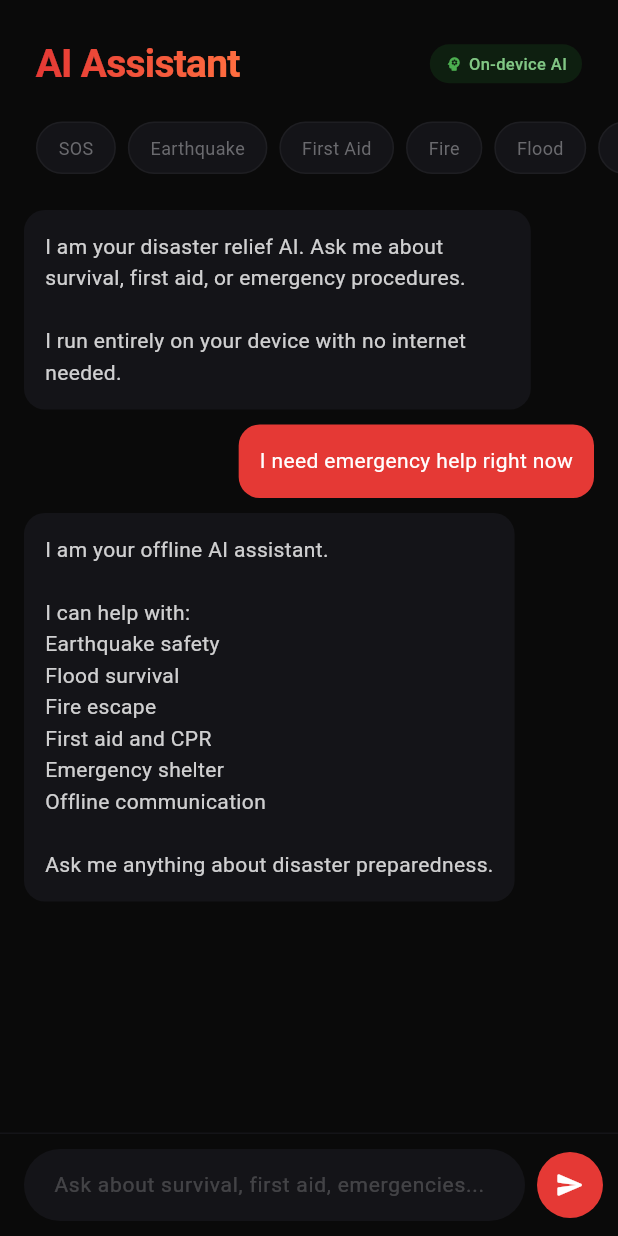
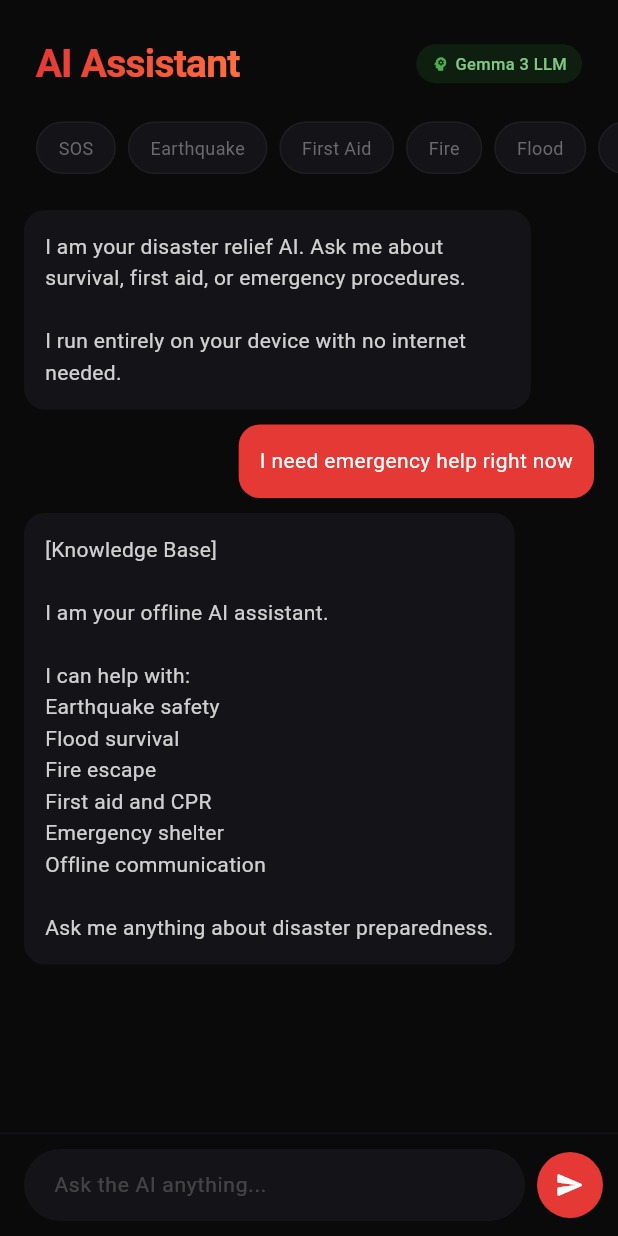
Before and after one commit to aarontphil/FlareGun, a Flutter app: the AIScreen widget shown alone on an empty page, opened directly, after a tap on "SOS", on a phone screen of 412 x 824 dp. Run offline on Flutter 3.47's test engine with Material 3 defaults, Android fonts, the phone set to English and light mode, and no system bars; our stand-ins replace flutter_secure_storage, geolocator, hive_flutter, permission_handler; missing offline and left inert: cryptography, flutter_gemma, nearby_connections; accounts and stored records are empty.

Commit message:
Fix Gemma: use Modern API with fromBundled, GPU-to-CPU fallback, auto OfflineAI fallback

```diff
--- a/meshlink_app/lib/ai/gemma_service.dart
+++ b/meshlink_app/lib/ai/gemma_service.dart
@@ -1,5 +1,6 @@
 import 'dart:async';
 import 'package:flutter/foundation.dart';
+import 'package:flutter_gemma/flutter_gemma.dart';
 
 class GemmaService {
   bool _ready = false;
@@ -9,16 +10,24 @@
 
   bool _downloading = false;
   double _progress = 0;
+  InferenceModel? _model;
 
   final _onStatusChanged = StreamController<void>.broadcast();
   Stream<void> get onStatusChanged => _onStatusChanged.stream;
 
+  static const _systemPrompt =
+      'You are FlareGun AI, a disaster relief assistant running on a mobile device. '
+      'You help people during emergencies with survival tips, first aid, '
+      'earthquake/flood/fire safety, finding shelter, and staying safe. '
+      'Give short, clear, actionable answers. '
+      'If someone is in immediate danger, prioritize life-saving instructions first.';
+
   Future<void> init() async {
     try {
-      final gemmaLib = await _importGemma();
-      if (gemmaLib != null) {
-        _ready = true;
-        _onStatusChanged.add(null);
+      _ready = FlutterGemma.hasActiveModel();
+      _onStatusChanged.add(null);
+      if (!_ready) {
+        installModel();
       }
     } catch (e) {
       debugPrint('[Gemma] Init: $e');
@@ -27,45 +36,79 @@
   }
 
   Future<void> installModel() async {
-    if (_downloading) return;
+    if (_downloading || _ready) return;
+
     _downloading = true;
     _progress = 0;
     _onStatusChanged.add(null);
 
     try {
-      final dynamic flutterGemma = await _importGemma();
-      if (flutterGemma == null) throw Exception('Gemma not available');
+      await FlutterGemma.installModel(
+        modelType: ModelType.gemmaIt,
+      ).fromBundled(
+        'gemma3.task',
+      ).withProgress((progress) {
+        _progress = progress / 100.0;
+        _onStatusChanged.add(null);
+      }).install();
 
-      _progress = 0.5;
-      _onStatusChanged.add(null);
-
-      await Future.delayed(const Duration(seconds: 2));
-
-      _progress = 1.0;
       _ready = true;
       _downloading = false;
       _onStatusChanged.add(null);
+      debugPrint('[Gemma] Model installed successfully');
     } catch (e) {
-      debugPrint('[Gemma] Install: $e');
+      debugPrint('[Gemma] Install error: $e');
       _downloading = false;
       _onStatusChanged.add(null);
     }
   }
 
-  Future<dynamic> _importGemma() async {
+  Future<InferenceModel> _getModel() async {
+    if (_model != null) return _model!;
+
     try {
-      await Future.delayed(const Duration(milliseconds: 100));
-      return null;
-    } catch (_) {
-      return null;
+      _model = await FlutterGemma.getActiveModel(
+        maxTokens: 512,
+        preferredBackend: PreferredBackend.gpu,
+      );
+    } catch (gpuError) {
+      debugPrint('[Gemma] GPU failed ($gpuError), trying CPU...');
+      _model = await FlutterGemma.getActiveModel(
+        maxTokens: 256,
+        preferredBackend: PreferredBackend.cpu,
+      );
+    }
+    return _model!;
+  }
+
+  Stream<String> chatStream(String query) async* {
+    if (!_ready) {
+      throw Exception('Model not ready');
+    }
+
+    try {
+      final model = await _getModel();
+      final chat = await model.createChat();
+
+      await chat.addQueryChunk(Message.text(
+        text: '$_systemPrompt\n\nUser: $query',
+        isUser: true,
+      ));
+
+      await for (final response in chat.generateChatResponseAsync()) {
+        if (response is TextResponse) {
+          yield response.token;
+        }
+      }
+    } catch (e) {
+      debugPrint('[Gemma] Chat error: $e');
+      rethrow;
     }
   }
 
-  Stream<String> chatStream(String query) async* {
-    throw UnimplementedError('Gemma not available on this device');
-  }
-
   Future<void> dispose() async {
+    await _model?.close();
+    _model = null;
     await _onStatusChanged.close();
   }
 }
--- a/meshlink_app/lib/screens/ai_screen.dart
+++ b/meshlink_app/lib/screens/ai_screen.dart
@@ -85,6 +85,8 @@
   @override
   Widget build(BuildContext context) {
     final mesh = context.watch<MeshProvider>();
+    final gemma = mesh.gemma;
+    final modelReady = gemma.isReady;
 
     return SafeArea(
       child: Column(
@@ -104,24 +106,26 @@
                 Container(
                   padding: const EdgeInsets.symmetric(horizontal: 10, vertical: 5),
                   decoration: BoxDecoration(
-                    color: const Color(0xFF1B5E20).withValues(alpha: 0.25),
+                    color: modelReady
+                        ? const Color(0xFF1B5E20).withValues(alpha: 0.25)
+                        : const Color(0xFF1E1E22),
                     borderRadius: BorderRadius.circular(20),
                   ),
                   child: Row(
                     mainAxisSize: MainAxisSize.min,
                     children: [
                       Icon(
-                        Icons.psychology_rounded,
+                        modelReady ? Icons.psychology_rounded : Icons.auto_awesome_rounded,
                         size: 12,
-                        color: const Color(0xFF4CAF50),
+                        color: modelReady ? const Color(0xFF4CAF50) : const Color(0xFFFF6E40),
                       ),
                       const SizedBox(width: 4),
                       Text(
-                        'On-device AI',
+                        modelReady ? 'Gemma 3 LLM' : 'Knowledge Base',
                         style: TextStyle(
                           fontSize: 11,
                           fontWeight: FontWeight.w500,
-                          color: const Color(0xFF81C784),
+                          color: modelReady ? const Color(0xFF81C784) : const Color(0xFFFF6E40),
                         ),
                       ),
                     ],
@@ -210,7 +214,7 @@
                       enabled: !_generating,
                       style: const TextStyle(fontSize: 14),
                       decoration: InputDecoration(
-                        hintText: 'Ask about survival, first aid, emergencies...',
+                        hintText: modelReady ? 'Ask the AI anything...' : 'Ask about survival, first aid, emergencies...',
                         hintStyle: TextStyle(color: Colors.white.withValues(alpha: 0.2)),
                         border: InputBorder.none,
                         filled: false,
--- a/meshlink_app/pubspec.yaml
+++ b/meshlink_app/pubspec.yaml
@@ -30,5 +30,3 @@
 
 flutter:
   uses-material-design: true
-  assets:
-    - assets/model.task
```
Also changed, not shown: 1 other file.
